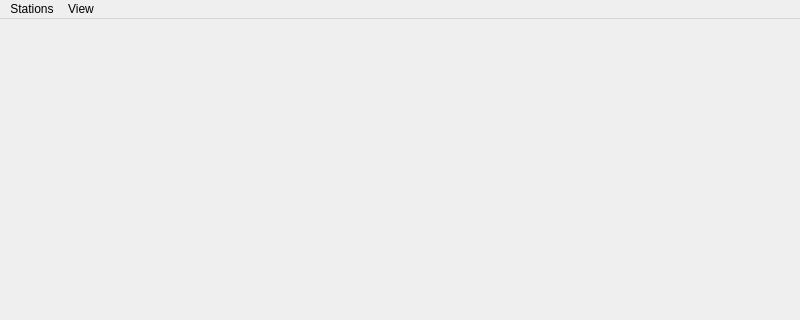
Qt form tools/route-map/forms/mainwindow.ui (maisvendoo/RRS) before a commit; both pictures show x 0 to 800 and y 0 to 320 of the 800 by 600 pixel window.
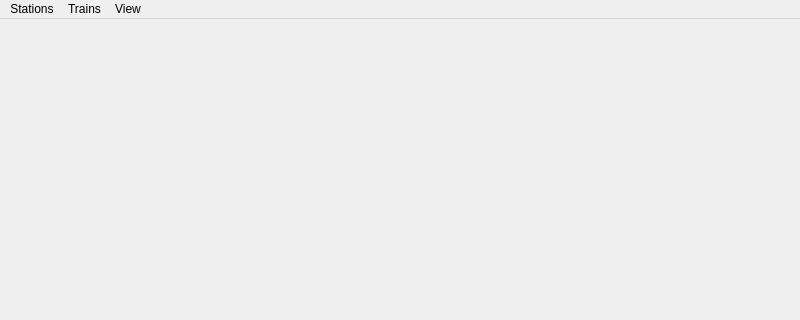
The same form after that commit.

Diff of the .ui file:
```diff
--- a/tools/route-map/forms/mainwindow.ui
+++ b/tools/route-map/forms/mainwindow.ui
@@ -37,7 +37,7 @@
      <x>0</x>
      <y>0</y>
      <width>800</width>
-     <height>26</height>
+     <height>22</height>
     </rect>
    </property>
    <widget class="QMenu" name="mStations">
@@ -52,7 +52,13 @@
     <addaction name="actionShowTrajName"/>
     <addaction name="actionShowConnName"/>
    </widget>
+   <widget class="QMenu" name="mTrains">
+    <property name="title">
+     <string>Trains</string>
+    </property>
+   </widget>
    <addaction name="mStations"/>
+   <addaction name="mTrains"/>
    <addaction name="menuView"/>
   </widget>
   <widget class="QStatusBar" name="statusbar"/>
```
Left out of the diff: 2 changed lines with no effect on the pictures.
